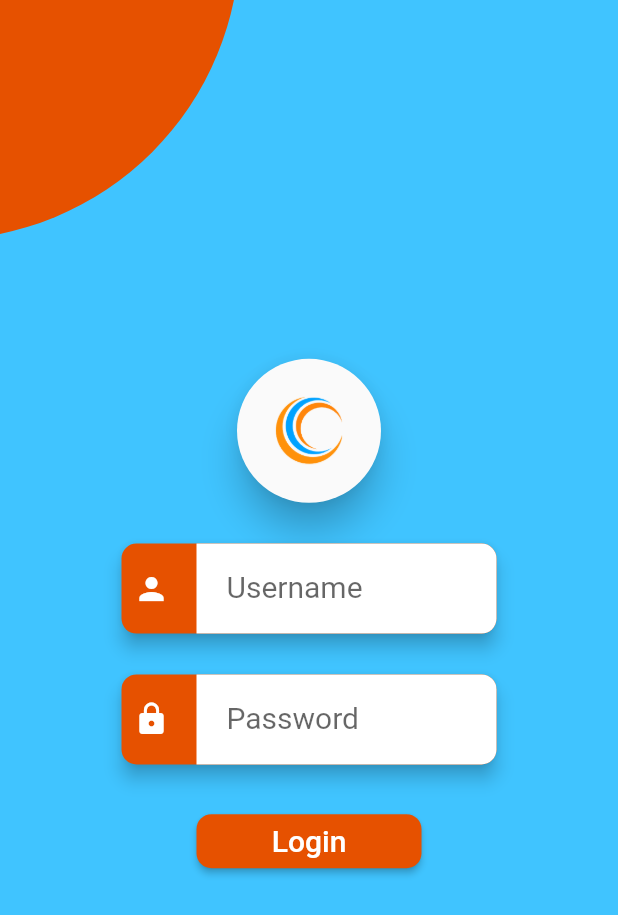
After one commit to abymathewtkv/billPaymentApp, a Flutter app: the MyLoginPage screen opened directly, on a phone screen of 412 x 824 dp. The commit adds this screen. Shown: the top 915 px of the screen. Run offline on Flutter 3.47's test engine with Material 2 defaults, Android fonts, the phone set to English and light mode, and no system bars.

Commit message:
Login page completed and Updated

```diff
--- /dev/null
+++ b/lib/LoginPage/input_field.dart
@@ -0,0 +1,69 @@
+import 'package:flutter/material.dart';
+
+// ignore: must_be_immutable
+class InputField extends StatefulWidget {
+  Icon fieldIcon;
+  String hintText;
+
+  InputField(this.fieldIcon, this.hintText, {Key? key}) : super(key: key);
+
+  @override
+  State<InputField> createState() => _InputFieldState();
+}
+
+class _InputFieldState extends State<InputField> {
+  final _text = TextEditingController();
+  final bool _validate = false;
+
+  @override
+  Widget build(BuildContext context) {
+    return SizedBox(
+      width: 250,
+      child: Material(
+        elevation: 5.0,
+        borderRadius: const BorderRadius.all(Radius.circular(10.0)),
+        color: const Color(0xFFE65100),
+        child: Row(
+          mainAxisAlignment: MainAxisAlignment.spaceBetween,
+          children: <Widget>[
+            Padding(
+              padding: const EdgeInsets.all(8.0),
+              child: widget.fieldIcon,
+            ),
+            Container(
+              decoration: const BoxDecoration(
+                color: Colors.white,
+                borderRadius: BorderRadius.only(
+                    topRight: Radius.circular(10.0),
+                    bottomRight: Radius.circular(10.0)),
+              ),
+              width: 200,
+              height: 60,
+              child: Padding(
+                padding: const EdgeInsets.all(8.0),
+                child: Form(
+                  child: TextField(
+                    //TestField
+                    controller: _text,
+
+                    decoration: InputDecoration(
+                      errorText: _validate ? "Username" : null,
+                      border: InputBorder.none,
+                      hintText: widget.hintText,
+                      fillColor: Colors.white,
+                      filled: true,
+                    ),
+                    style: const TextStyle(
+                      fontSize: 20,
+                      color: Colors.white,
+                    ),
+                  ),
+                ),
+              ),
+            ),
+          ],
+        ),
+      ),
+    );
+  }
+}
--- /dev/null
+++ b/lib/LoginPage/login_page.dart
@@ -0,0 +1,105 @@
+import 'package:flutter/material.dart';
+
+import 'input_field.dart';
+
+class LoginPage extends StatelessWidget {
+  const LoginPage({Key? key}) : super(key: key);
+
+  @override
+  Widget build(BuildContext context) {
+    return const MyLoginPage();
+  }
+}
+
+class MyLoginPage extends StatelessWidget {
+  const MyLoginPage({Key? key}) : super(key: key);
+
+  @override
+  Widget build(BuildContext context) {
+    return Scaffold(
+      body: Container(
+        width: MediaQuery.of(context).size.width,
+        height: MediaQuery.of(context).size.height,
+        color: Colors.lightBlueAccent,
+        child: Stack(
+          children: <Widget>[
+            const Align(
+              alignment: Alignment.bottomRight,
+              heightFactor: 0.4,
+              widthFactor: 0.4,
+              child: Material(
+                borderRadius: BorderRadius.all(Radius.circular(200.0)),
+                color: Color(0xFFE65100),
+                child: SizedBox(
+                  width: 400,
+                  height: 400,
+                ),
+              ),
+            ),
+            Center(
+              child: SizedBox(
+                width: 400,
+                height: 400,
+                child: Column(
+                  mainAxisAlignment: MainAxisAlignment.spaceEvenly,
+                  children: <Widget>[
+                    Material(
+                        elevation: 10.0,
+                        borderRadius:
+                            const BorderRadius.all(Radius.circular(50.0)),
+                        child: Padding(
+                          padding: const EdgeInsets.all(8.0),
+                          child: Image.asset(
+                            "assets/images/logo3.png",
+                            width: 80,
+                            height: 80,
+                          ),
+                        )),
+                    Form(
+                      child: InputField(
+                          //Calling inputField  class
+
+                          const Icon(
+                            Icons.person,
+                            color: Colors.white,
+                          ),
+                          "Username"),
+                    ),
+                    Form(
+                      child: InputField(
+                          const Icon(
+                            Icons.lock,
+                            color: Colors.white,
+                          ),
+                          "Password"),
+                    ),
+                    SizedBox(
+                      width: 150,
+                      // ignore: deprecated_member_use
+                      child: RaisedButton(
+                        //Raised Button
+                        onPressed: () {},
+
+                        color: const Color(0xFFE65100),
+                        textColor: Colors.white,
+                        child: const Text(
+                          "Login",
+                          style: TextStyle(fontSize: 20.0),
+                        ),
+                        shape: const RoundedRectangleBorder(
+                          borderRadius: BorderRadius.all(
+                            Radius.circular(10.0),
+                          ),
+                        ),
+                      ),
+                    ),
+                  ],
+                ),
+              ),
+            ),
+          ],
+        ),
+      ),
+    );
+  }
+}
--- a/lib/ScreenTwo/screen_two.dart
+++ b/lib/RegistrationPage/screen_two.dart
@@ -1,5 +1,6 @@
 import 'package:flutter/material.dart';
-import 'package:flutter_bill_payment_app/ScreenTwo/text_field_class.dart';
+import 'package:flutter_bill_payment_app/LoginPage/login_page.dart';
+import 'package:flutter_bill_payment_app/RegistrationPage/text_field_class.dart';
 
 void main() => runApp(const MyAppScreenTwo());
 
@@ -52,7 +53,7 @@ class _MyHomePageState extends State<MyHomePage> {
                     child: Column(
                       children: <Widget>[
                         Container(
-                          margin: EdgeInsets.only(top: 10),
+                          margin: const EdgeInsets.only(top: 10),
                           alignment: Alignment.center,
                           child: CircleAvatar(
                             radius: 45,
@@ -92,8 +93,17 @@ class _MyHomePageState extends State<MyHomePage> {
                         child: Column(
                           mainAxisAlignment: MainAxisAlignment.spaceEvenly,
                           children: [
-                             clickButton("Login"),
-
+                            ElevatedButton(
+                              style: ElevatedButton.styleFrom(
+                                  primary: const Color(0xFFE65100),
+                                  padding: const EdgeInsets.symmetric(
+                                      horizontal: 60.0)),
+                              onPressed: () {
+                                Navigator.of(context).push(MaterialPageRoute(
+                                    builder: (context) => LoginPage()));
+                              },
+                              child: Text('Login'),
+                            ),
                             const TextFieldClass(
                               name: "Name",
                               icons: Icons.person,
@@ -108,8 +118,14 @@ class _MyHomePageState extends State<MyHomePage> {
                               name: "Address",
                               icons: Icons.home,
                             ),
-                            clickButton("Sign Up"),
-
+                            ElevatedButton(
+                              style: ElevatedButton.styleFrom(
+                                  primary: const Color(0xFFE65100),
+                                  padding: const EdgeInsets.symmetric(
+                                      horizontal: 60.0)),
+                              onPressed: () {},
+                              child: Text('Submit'),
+                            ),
                           ],
                         ),
                       ),
@@ -123,14 +139,4 @@ class _MyHomePageState extends State<MyHomePage> {
       ),
     );
   }
-
-  ElevatedButton clickButton(String text) {
-    return ElevatedButton(
-      style: ElevatedButton.styleFrom(
-          primary: const Color(0xFFE65100),
-          padding: const EdgeInsets.symmetric(horizontal: 60.0)),
-      onPressed: () {},
-      child: Text(text),
-    );
-  }
 }
--- a/lib/ScreenTwo/text_field_class.dart
+++ b/lib/RegistrationPage/text_field_class.dart
@@ -33,7 +33,7 @@ class TextFieldClass extends StatelessWidget {
                 color: Color(0xFFFBE0E6), fontStyle: FontStyle.italic),
             icon: Icon(
               icons,
-              color:  Colors.white,
+              color: Colors.white,
             ),
           )),
     );
--- a/lib/main.dart
+++ b/lib/main.dart
@@ -15,7 +15,7 @@ class MyApp extends StatelessWidget {
         primarySwatch: Colors.red,
       ),
       home: const Scaffold(
-        backgroundColor: Color(0xFFE65100),
+        backgroundColor: Colors.lightBlueAccent,
         body: HomeApp(),
       ),
     );
--- a/lib/splash_screen.dart
+++ b/lib/splash_screen.dart
@@ -2,7 +2,7 @@ import 'dart:async';
 
 import 'package:flutter/material.dart';
 
-import 'ScreenTwo/screen_two.dart';
+import 'RegistrationPage/screen_two.dart';
 
 class HomeApp extends StatefulWidget {
   const HomeApp({Key? key}) : super(key: key);
@@ -17,7 +17,7 @@ class _HomeAppState extends State<HomeApp> {
     super.initState();
 
     Timer(
-        const Duration(seconds: 5),
+        const Duration(seconds: 10),
         () => Navigator.pushReplacement(context,
             MaterialPageRoute(builder: (context) => const MyAppScreenTwo())));
   }
```
